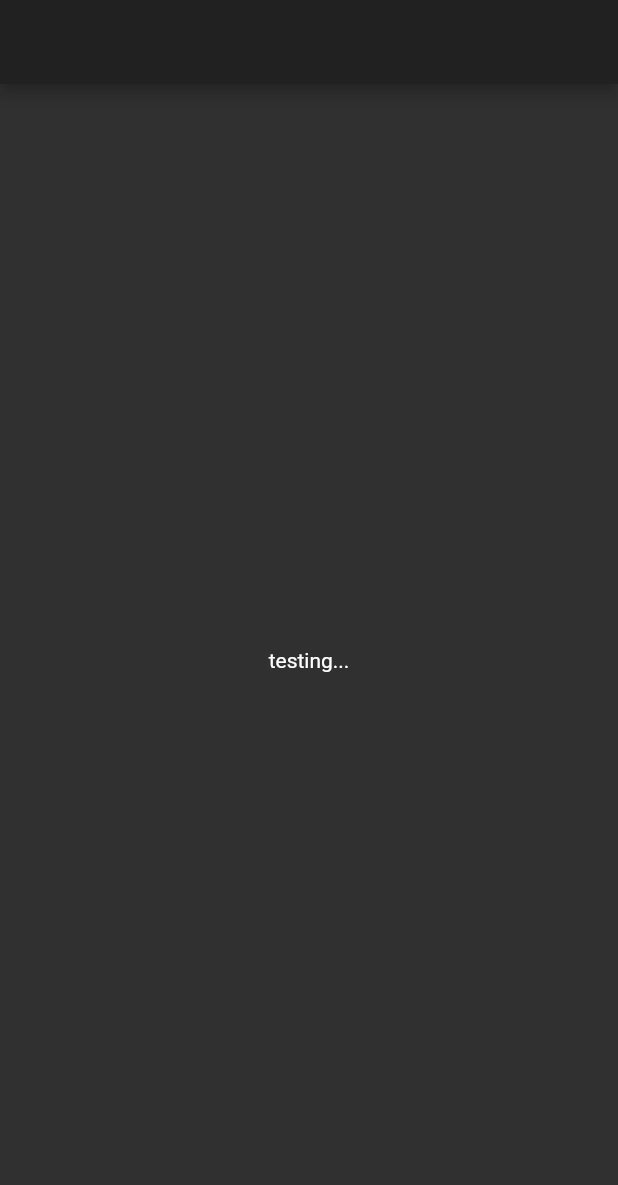
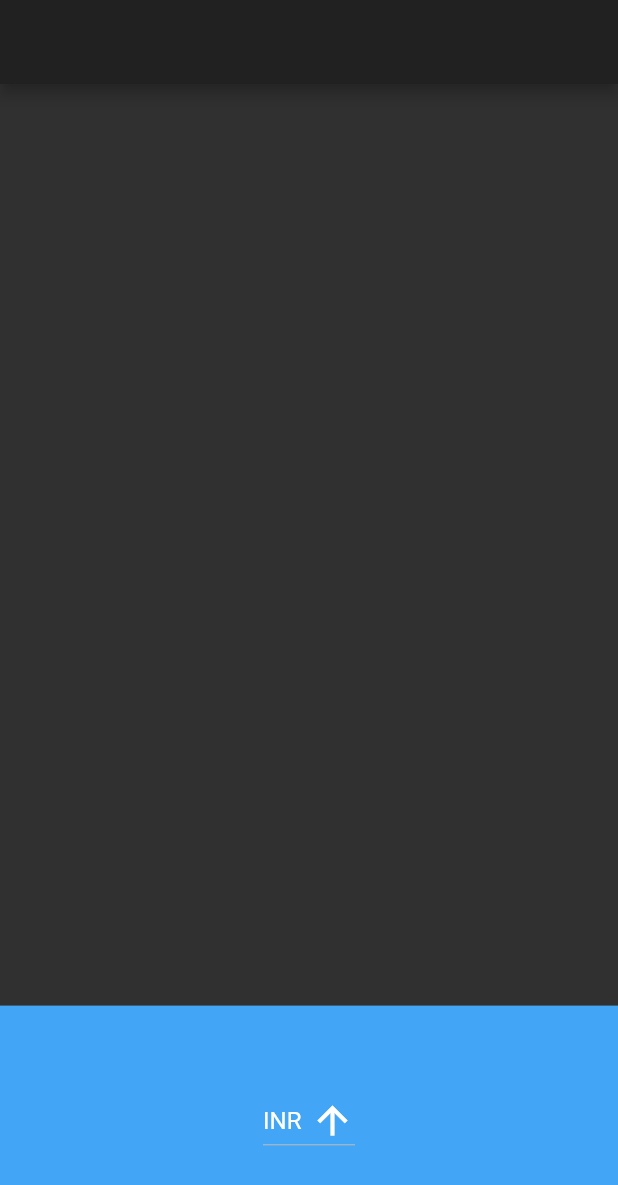
Before and after one commit to LifeAsADropOut/coin_rate_tracker, a Flutter app: the screen it shows after launch, on a phone screen of 412 x 824 dp. Shown: the top 1185 px of the screen. Run offline on Flutter 3.47's test engine with Material 2 defaults, Android fonts, the phone set to English and light mode, and no system bars.

Commit message:
added dropdown

```diff
--- a/lib/coin_tracker.dart
+++ b/lib/coin_tracker.dart
@@ -8,11 +8,39 @@ class CoinTracker extends StatefulWidget {
 }
 
 class _CoinTrackerState extends State<CoinTracker> {
+  String? _dropdownValue = "INR";
+
   @override
   Widget build(BuildContext context) {
     return Container(
-      child: Center(
-        child: Text("testing..."),
+      child: Column(
+        children: [
+          Expanded(
+            flex: 4,
+            child: Column(
+              children: [],
+            ),
+          ),
+          Expanded(
+            child: Container(
+              color: Colors.blue.shade400,
+              child: Center(
+                child: DropdownButton(
+                    value: _dropdownValue,
+                    onChanged: (String? value) =>
+                        setState(() => _dropdownValue = value),
+                    iconSize: 30.0,
+                    icon: const Icon(
+                      Icons.arrow_upward,
+                      color: Colors.white,
+                    ),
+                    items: <String>["INR", "USD", "JPY", "CAD", "CNY"]
+                        .map((e) => DropdownMenuItem(child: Text(e), value: e))
+                        .toList()),
+              ),
+            ),
+          ),
+        ],
       ),
     );
   }
```
